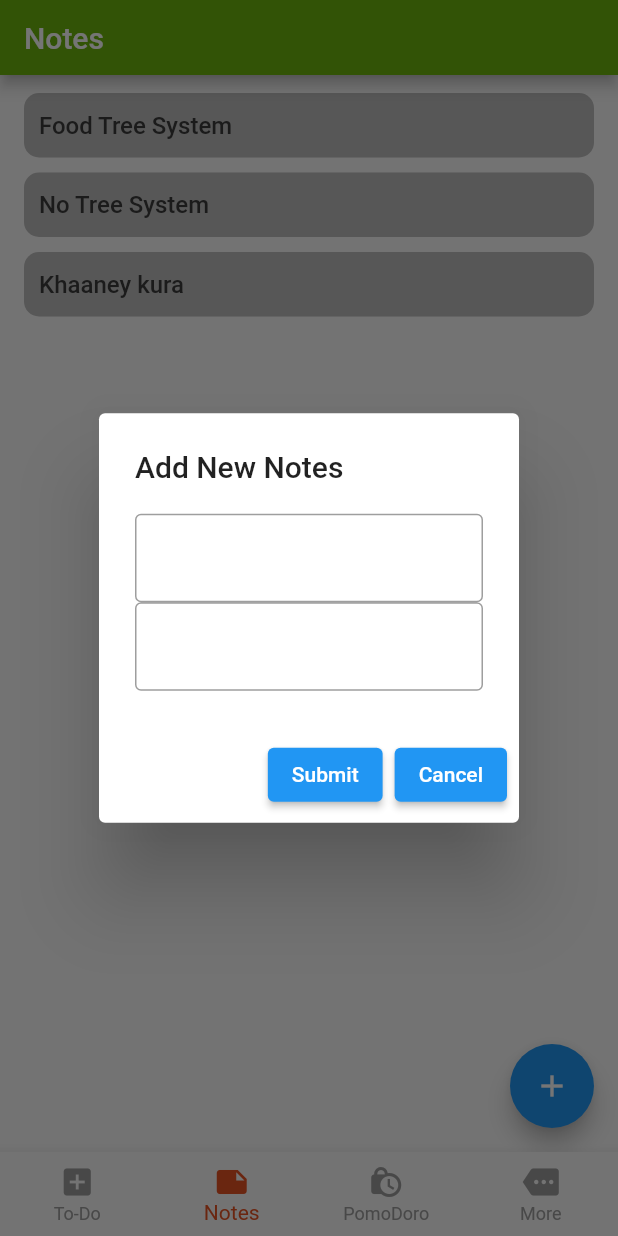
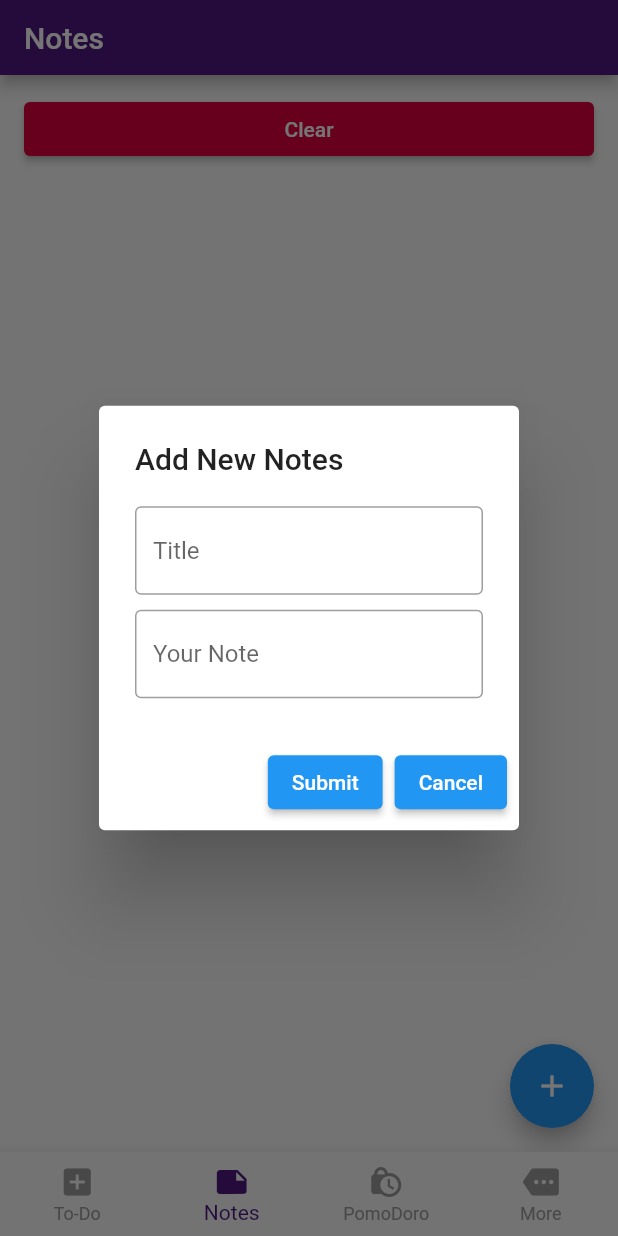
Before and after one commit to Prsn617/Productivity, a Flutter app: the screen it shows after launch, item 2 of the bottom bar chosen, after a tap on the "add" icon, on a phone screen of 412 x 824 dp. Run offline on Flutter 3.47's test engine with Material 2 defaults, Android fonts, the light colour scheme and no system bars; our stand-ins replace gap, localstorage.

Commit message:
Notes done

```diff
--- a/productivity_app/lib/screens/home.dart
+++ b/productivity_app/lib/screens/home.dart
@@ -4,6 +4,7 @@ import 'package:flutter/material.dart';
 import 'package:productivity_app/utils/header.dart';
 import 'package:gap/gap.dart';
 import 'package:localstorage/localstorage.dart';
+import 'package:productivity_app/utils/styles.dart';
 
 class Home extends StatefulWidget {
   const Home({super.key});
@@ -222,7 +223,10 @@ class _HomeState extends State<Home> {
                                 borderRadius: BorderRadius.only(
                                     topRight: Radius.circular(10),
                                     bottomRight: Radius.circular(10))),
-                            child: const Icon(Icons.add),
+                            child: const Icon(
+                              Icons.add,
+                              color: Colors.white,
+                            ),
                           ),
                         ),
                       )
@@ -233,6 +237,7 @@ class _HomeState extends State<Home> {
                   padding: const EdgeInsets.symmetric(horizontal: 18),
                   width: double.infinity,
                   child: ElevatedButton(
+                      style: ElevatedButton.styleFrom(primary: Styles.redColor),
                       onPressed: () {
                         setState(() {
                           todos.clear();
--- a/productivity_app/lib/screens/notes.dart
+++ b/productivity_app/lib/screens/notes.dart
@@ -17,27 +17,12 @@ class _NotesState extends State<Notes> {
   @override
   void initState() {
     super.initState();
+    fetchStorage();
   }
 
   final LocalStorage storage = LocalStorage('localstorage_app');
 
-  List notes = [
-    {
-      "id": Random().nextInt(10000),
-      "title": "Food Tree System",
-      "notes": "Abcdefghi, jklm, nopqrstuvwx, yz,"
-    },
-    {
-      "id": Random().nextInt(10000),
-      "title": "No Tree System",
-      "notes": "Laayeko maya bhulaauna garo chha"
-    },
-    {
-      "id": Random().nextInt(10000),
-      "title": "Khaaney kura",
-      "notes": "Chithhi vitra raakhera pathaaudai chhu"
-    },
-  ];
+  List notes = [];
   String notess = "";
   String titles = "";
 
@@ -63,18 +48,25 @@ class _NotesState extends State<Notes> {
                       tits = value;
                     });
                   },
-                  decoration:
-                      const InputDecoration(border: OutlineInputBorder()),
+                  decoration: const InputDecoration(
+                    hintText: "Title",
+                    border: OutlineInputBorder(),
+                  ),
                 ),
+                const Gap(10),
                 TextField(
+                  maxLines: null,
+                  keyboardType: TextInputType.multiline,
                   // controller: notesCtrl,
                   onChanged: (value) {
                     setState(() {
                       nots = value;
                     });
                   },
-                  decoration:
-                      const InputDecoration(border: OutlineInputBorder()),
+                  decoration: const InputDecoration(
+                    hintText: "Your Note",
+                    border: OutlineInputBorder(),
+                  ),
                 ),
               ],
             ),
@@ -159,9 +151,29 @@ class _NotesState extends State<Notes> {
                           decoration: BoxDecoration(
                               color: Colors.grey.shade400,
                               borderRadius: BorderRadius.circular(10)),
-                          child: Text(
-                            data["title"],
-                            style: Styles.h4,
+                          child: Row(
+                            mainAxisAlignment: MainAxisAlignment.spaceBetween,
+                            children: [
+                              SizedBox(
+                                width: 280,
+                                child: Text(
+                                  data?["title"] ?? "",
+                                  style: Styles.h4,
+                                ),
+                              ),
+                              InkWell(
+                                onTap: () {
+                                  setState(() {
+                                    notes.remove(data);
+                                  });
+                                  addtoStorage(notes);
+                                },
+                                child: const Icon(
+                                  Icons.close,
+                                  color: Colors.red,
+                                ),
+                              )
+                            ],
                           ),
                         ),
                       ),
@@ -169,6 +181,18 @@ class _NotesState extends State<Notes> {
                     ],
                   );
                 }).toList(),
+              ),
+              SizedBox(
+                width: double.infinity,
+                child: ElevatedButton(
+                    style: ElevatedButton.styleFrom(primary: Styles.redColor),
+                    onPressed: () {
+                      setState(() {
+                        notes.clear();
+                        addtoStorage(notes);
+                      });
+                    },
+                    child: const Text('Clear')),
               )
             ],
           )
--- a/productivity_app/lib/utils/bottom_bar.dart
+++ b/productivity_app/lib/utils/bottom_bar.dart
@@ -6,7 +6,8 @@ import 'package:productivity_app/screens/pomodoro.dart';
 import 'package:productivity_app/utils/styles.dart';
 
 class BottomBar extends StatefulWidget {
-  const BottomBar({super.key});
+  final int? id;
+  const BottomBar({Key? key, this.id}) : super(key: key);
 
   @override
   State<BottomBar> createState() => _BottomBarState();
@@ -26,6 +27,8 @@ class _BottomBarState extends State<BottomBar> {
       const Pomo(),
       const More(),
     ];
+
+    _navIndex = widget.id ?? 0;
   }
 
   void onItemTapped(int indexer) {
@@ -47,7 +50,7 @@ class _BottomBarState extends State<BottomBar> {
           type: BottomNavigationBarType.fixed,
           showSelectedLabels: true,
           showUnselectedLabels: true,
-          selectedItemColor: Styles.mainColor,
+          selectedItemColor: Styles.purpleColor,
           unselectedItemColor: Colors.grey,
           items: const [
             BottomNavigationBarItem(icon: Icon(Icons.add_box), label: "To-Do"),
--- a/productivity_app/lib/utils/header.dart
+++ b/productivity_app/lib/utils/header.dart
@@ -6,7 +6,7 @@ AppBar Header(context, title, bool back) {
   return AppBar(
     title: title,
     toolbarHeight: 50.0,
-    backgroundColor: Styles.greenColor,
+    backgroundColor: Styles.purpleColor,
     automaticallyImplyLeading: back,
   );
 }
--- a/productivity_app/lib/utils/styles.dart
+++ b/productivity_app/lib/utils/styles.dart
@@ -7,7 +7,9 @@ class Styles {
   static Color textColor = const Color(0xFF3B3B3B);
   static Color bgColor = Colors.white;
   static Color blueColor = const Color(0xFF005DAA);
-  static Color greenColor = const Color(0xFF6CB50D);
+  static Color greenColor = const Color.fromARGB(255, 79, 135, 6);
+  static Color redColor = const Color(0xFFDE003D);
+  static Color purpleColor = const Color(0xFF4E1882);
   static TextStyle h0 =
       TextStyle(fontSize: 16, color: textColor, fontWeight: FontWeight.w400);
   static TextStyle h1 =
```
Also changed, not shown: productivity_app/lib/screens/note_detail.dart (+24 -8 lines).
